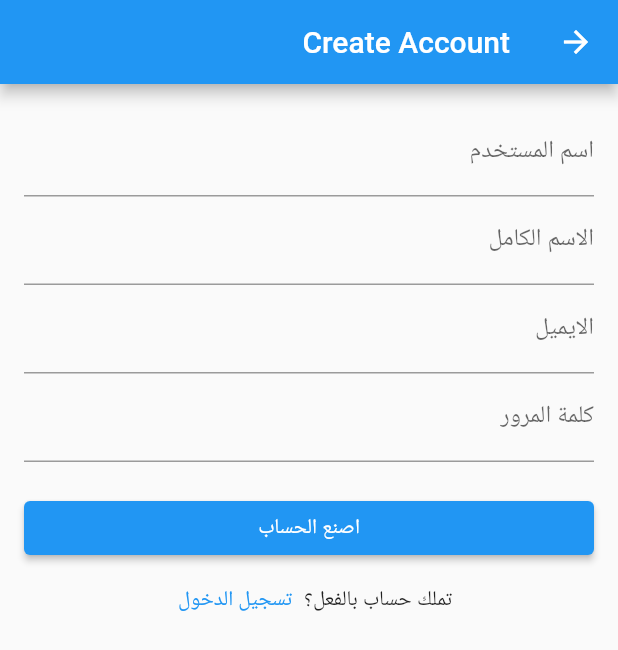
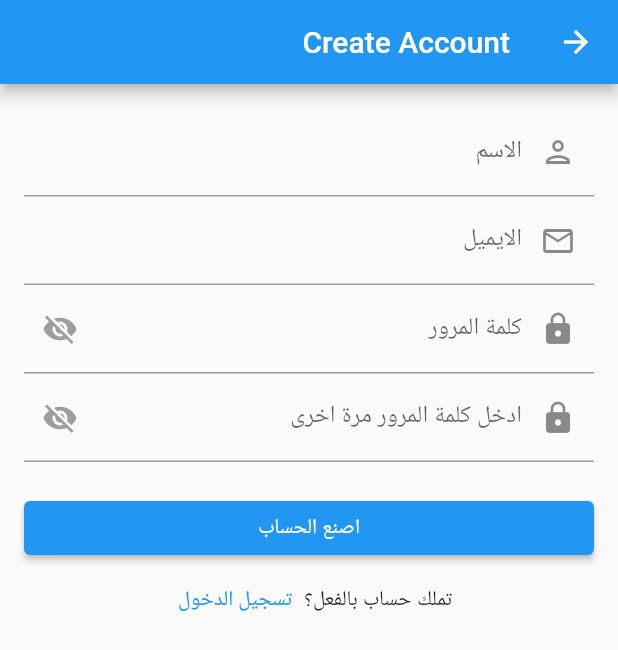
Before and after one commit to Lujain-M02/2023-GP1-6, a Flutter app: the SignUp screen opened directly, on a phone screen of 412 x 824 dp. Shown: the top 650 px of the screen. Run offline on Flutter 3.47's test engine with Material 2 defaults, Android fonts, the phone set to English and light mode, and no system bars; our stand-ins replace animate_do, animated_text_kit, cloud_firestore, firebase_core, introduction_screen, lottie and 1 more; accounts and stored records are empty.

Commit message:
sign up email and name validation

```diff
--- a/your_story/lib/pages/signup/signup.dart
+++ b/your_story/lib/pages/signup/signup.dart
@@ -4,7 +4,6 @@ import 'package:your_story/pages/login%20page/login.dart';
 // class create_account extends StatelessWidget {
 //   const create_account({Key? key})
 //       : super(key: key);
-
 
 //   @override
 //   Widget build(BuildContext context) {
@@ -26,10 +25,13 @@ class SignUp extends StatefulWidget {
 
 class _SignUpState extends State<SignUp> {
   final _formKey = GlobalKey<FormState>();
-  final TextEditingController _usernameController = TextEditingController();
+  //final TextEditingController _usernameController = TextEditingController();
   final TextEditingController _fullNameController = TextEditingController();
   final TextEditingController _emailController = TextEditingController();
-  final TextEditingController _passwordController = TextEditingController();
+  final TextEditingController _passwordController1 = TextEditingController();
+  final TextEditingController _passwordController2 = TextEditingController();
+  bool isPasswordObscured1 = true;
+  bool isPasswordObscured2 = true;
 
   @override
   Widget build(BuildContext context) {
@@ -42,45 +44,105 @@ class _SignUpState extends State<SignUp> {
         body: Padding(
           padding: EdgeInsets.all(16.0),
           child: Form(
+            autovalidateMode: AutovalidateMode.onUserInteraction,
             key: _formKey,
             child: ListView(
               children: <Widget>[
+                // TextFormField(
+                //   controller: _usernameController,
+                //   decoration: InputDecoration(labelText: 'اسم المستخدم',
+                //   prefixIcon: Icon(Icons.person_outlined),
+                //   ),
+                //   // validator: (value) {
+                //   //   if (value.isEmpty) {
+                //   //     return 'Please enter a username';
+                //   //   }
+                //   //   return null;
+                //   // },
+                // ),
                 TextFormField(
-                  controller: _usernameController,
-                  decoration: InputDecoration(labelText: 'اسم المستخدم'),
+                    //autovalidateMode: AutovalidateMode.onUserInteraction,
+                    controller: _fullNameController,
+                    decoration: InputDecoration(
+                      labelText: 'الاسم',
+                      prefixIcon: Icon(Icons.person_outlined),
+                    ),
+                    validator: (value) {
+                      if (value!.isEmpty ||
+                          _fullNameController.text.trim() == "") {
+                        return "الحقل مطلوب";
+                      } else if (value.length == 1) {
+                        return " يجب أن يحتوي الاسم أكثر من حرف على الأقل";
+                      } else if (!RegExp(
+                              r"^[\u0600-\u065F\u066A-\u06EF\u06FA-\u06FFa-zA-Z]+(?:\s[\u0600-\u065F\u066A-\u06EF\u06FA-\u06FFa-zA-Z]+)?$")
+                          .hasMatch(value)) {
+                        return 'أدخل اسم يحتوي على أحرف فقط';
+                      }
+                      return null;
+                    }),
+                TextFormField(
+                  controller: _emailController,
+                  decoration: InputDecoration(
+                      labelText: 'الايميل',
+                      prefixIcon: Icon(Icons.email_outlined)),
+                  validator: (value) {
+                    if (value!.isEmpty || _emailController.text.trim() == "") {
+                      return "الحقل مطلوب";
+                    } else if (!RegExp(
+                            r"^[a-zA-Z0-9.a-zA-Z0-9.!#$%&'*+-/=?^_`{|}~]+@[a-zA-Z0-9]+\.[a-zA-Z]+")
+                        .hasMatch(value)) {
+                      return 'أدخل بريد إلكتروني صالح';
+                    }
+                    return null;
+                  },
+                ),
+                TextFormField(
+                  controller: _passwordController1,
+                  decoration: InputDecoration(
+                    labelText: 'كلمة المرور',
+                    prefixIcon: Icon(Icons.lock),
+                    suffixIcon: IconButton(
+                      icon: Icon(
+                        isPasswordObscured1
+                            ? Icons.visibility_off
+                            : Icons.visibility,
+                        color: Colors.grey,
+                      ),
+                      onPressed: () {
+                        setState(() {
+                          isPasswordObscured1 = !isPasswordObscured1;
+                        });
+                      },
+                    ),
+                  ),
+                  obscureText: isPasswordObscured1,
                   // validator: (value) {
                   //   if (value.isEmpty) {
-                  //     return 'Please enter a username';
+                  //     return 'Please enter a password';
                   //   }
                   //   return null;
                   // },
                 ),
                 TextFormField(
-                  controller: _fullNameController,
-                  decoration: InputDecoration(labelText: 'الاسم الكامل'),
-                  // validator: (value) {
-                  //   if (value!.isEmpty) {
-                  //     return 'Please enter your full name';
-                  //   }
-                  //   return null;
-                  // },
-                ),
-                TextFormField(
-                  controller: _emailController,
-                  decoration: InputDecoration(labelText: 'الايميل'),
-                  // validator: (value) {
-                  //   if (value!.isEmpty) {
-                  //     return 'Please enter an email';
-                  //   } else if (!value.contains('@')) {
-                  //     return 'Please enter a valid email address';
-                  //   }
-                  //   return null;
-                  // },
-                ),
-                TextFormField(
-                  controller: _passwordController,
-                  decoration: InputDecoration(labelText: 'كلمة المرور'),
-                  obscureText: true,
+                  controller: _passwordController2,
+                  decoration: InputDecoration(
+                      labelText: 'ادخل كلمة المرور مرة اخرى',
+                      prefixIcon: Icon(Icons.lock),
+                      suffixIcon: IconButton(
+                      icon: Icon(
+                        isPasswordObscured2
+                            ? Icons.visibility_off
+                            : Icons.visibility,
+                        color: Colors.grey,
+                      ),
+                      onPressed: () {
+                        setState(() {
+                          isPasswordObscured2 = !isPasswordObscured2;
+                        });
+                      },
+                    ),
+                      ),
+                  obscureText: isPasswordObscured2,
                   // validator: (value) {
                   //   if (value.isEmpty) {
                   //     return 'Please enter a password';
@@ -113,12 +175,12 @@ class _SignUpState extends State<SignUp> {
                   children: [
                     Text("تملك حساب بالفعل؟"),
                     TextButton(
-                      onPressed: (){
-                         Navigator.of(context).push(
-                                  MaterialPageRoute(builder: (_) =>  LoginPage()),
-                                );
-
-                    }, child: Text("تسجيل الدخول"))
+                        onPressed: () {
+                          Navigator.of(context).push(
+                            MaterialPageRoute(builder: (_) => LoginPage()),
+                          );
+                        },
+                        child: Text("تسجيل الدخول"))
                   ],
                 )
               ],
```
